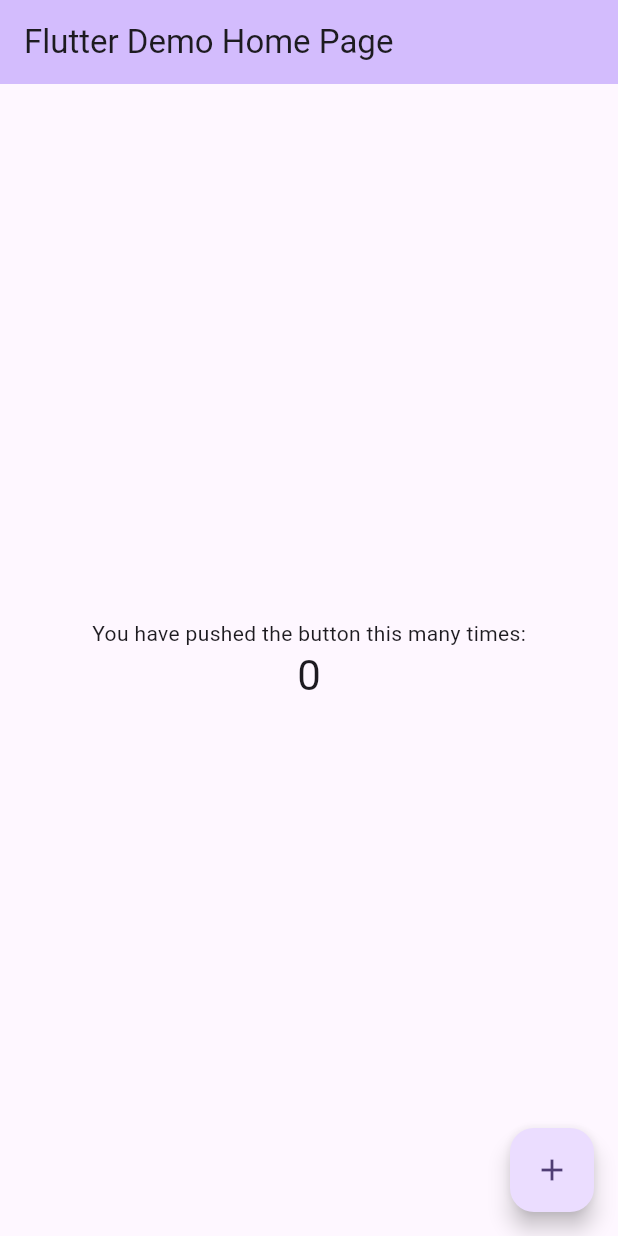
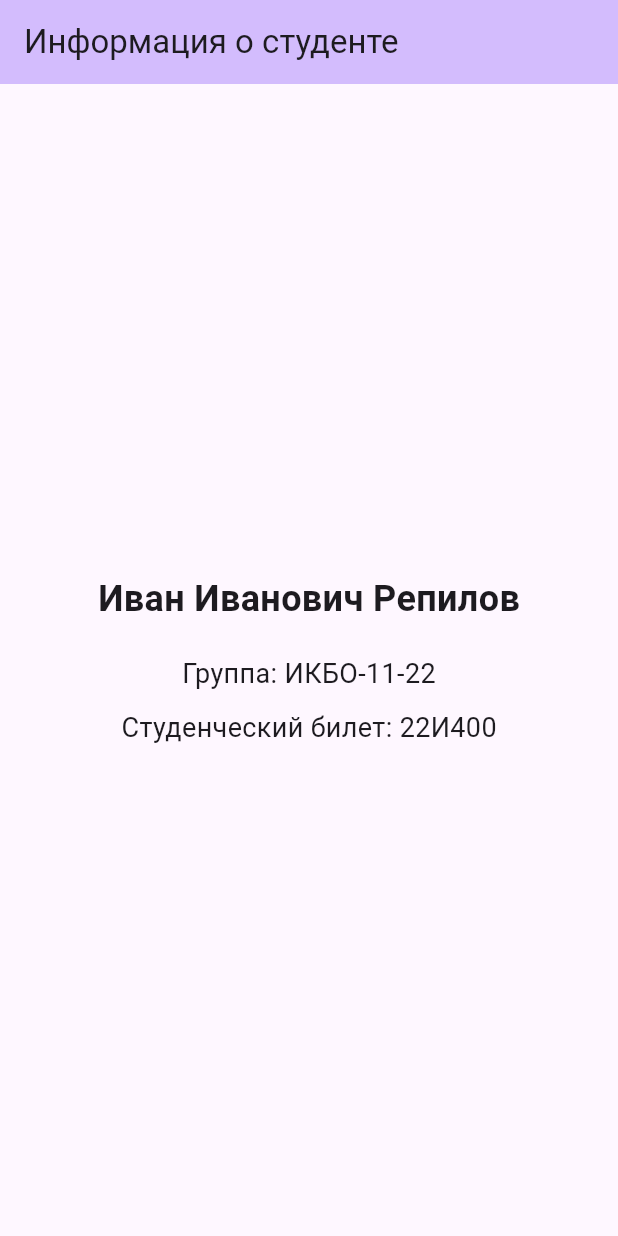
Before and after one commit to flynt-3650/docpma-2, a Flutter app: the screen it shows after launch, on a phone screen of 412 x 824 dp. Run offline on Flutter 3.47's test engine with Material 3 defaults, Android fonts, the phone set to English and light mode, and no system bars.

Commit message:
Update student information display - replaced counter with personal details

```diff
--- a/lib/main.dart
+++ b/lib/main.dart
@@ -11,7 +11,7 @@ class MyApp extends StatelessWidget {
   @override
   Widget build(BuildContext context) {
     return MaterialApp(
-      title: 'Flutter Demo',
+      title: 'Студенческая информация',
       theme: ThemeData(
         // This is the theme of your application.
         //
@@ -30,93 +30,38 @@ class MyApp extends StatelessWidget {
         // tested with just a hot reload.
         colorScheme: ColorScheme.fromSeed(seedColor: Colors.deepPurple),
       ),
-      home: const MyHomePage(title: 'Flutter Demo Home Page'),
+      home: const MyHomePage(title: 'Информация о студенте'),
     );
   }
 }
 
-class MyHomePage extends StatefulWidget {
+class MyHomePage extends StatelessWidget {
   const MyHomePage({super.key, required this.title});
-
-  // This widget is the home page of your application. It is stateful, meaning
-  // that it has a State object (defined below) that contains fields that affect
-  // how it looks.
-
-  // This class is the configuration for the state. It holds the values (in this
-  // case the title) provided by the parent (in this case the App widget) and
-  // used by the build method of the State. Fields in a Widget subclass are
-  // always marked "final".
 
   final String title;
 
   @override
-  State<MyHomePage> createState() => _MyHomePageState();
-}
-
-class _MyHomePageState extends State<MyHomePage> {
-  int _counter = 0;
-
-  void _incrementCounter() {
-    setState(() {
-      // This call to setState tells the Flutter framework that something has
-      // changed in this State, which causes it to rerun the build method below
-      // so that the display can reflect the updated values. If we changed
-      // _counter without calling setState(), then the build method would not be
-      // called again, and so nothing would appear to happen.
-      _counter++;
-    });
-  }
-
-  @override
   Widget build(BuildContext context) {
-    // This method is rerun every time setState is called, for instance as done
-    // by the _incrementCounter method above.
-    //
-    // The Flutter framework has been optimized to make rerunning build methods
-    // fast, so that you can just rebuild anything that needs updating rather
-    // than having to individually change instances of widgets.
     return Scaffold(
       appBar: AppBar(
-        // TRY THIS: Try changing the color here to a specific color (to
-        // Colors.amber, perhaps?) and trigger a hot reload to see the AppBar
-        // change color while the other colors stay the same.
         backgroundColor: Theme.of(context).colorScheme.inversePrimary,
-        // Here we take the value from the MyHomePage object that was created by
-        // the App.build method, and use it to set our appbar title.
-        title: Text(widget.title),
+        title: Text(title),
       ),
-      body: Center(
-        // Center is a layout widget. It takes a single child and positions it
-        // in the middle of the parent.
+      body: const Center(
         child: Column(
-          // Column is also a layout widget. It takes a list of children and
-          // arranges them vertically. By default, it sizes itself to fit its
-          // children horizontally, and tries to be as tall as its parent.
-          //
-          // Column has various properties to control how it sizes itself and
-          // how it positions its children. Here we use mainAxisAlignment to
-          // center the children vertically; the main axis here is the vertical
-          // axis because Columns are vertical (the cross axis would be
-          // horizontal).
-          //
-          // TRY THIS: Invoke "debug painting" (choose the "Toggle Debug Paint"
-          // action in the IDE, or press "p" in the console), to see the
-          // wireframe for each widget.
           mainAxisAlignment: MainAxisAlignment.center,
           children: <Widget>[
-            const Text('You have pushed the button this many times:'),
             Text(
-              '$_counter',
-              style: Theme.of(context).textTheme.headlineMedium,
+              'Иван Иванович Репилов',
+              style: TextStyle(fontSize: 24, fontWeight: FontWeight.bold),
             ),
+            SizedBox(height: 20),
+            Text('Группа: ИКБО-11-22', style: TextStyle(fontSize: 18)),
+            SizedBox(height: 10),
+            Text('Студенческий билет: 22И400', style: TextStyle(fontSize: 18)),
           ],
         ),
       ),
-      floatingActionButton: FloatingActionButton(
-        onPressed: _incrementCounter,
-        tooltip: 'Increment',
-        child: const Icon(Icons.add),
-      ), // This trailing comma makes auto-formatting nicer for build methods.
     );
   }
 }
```
